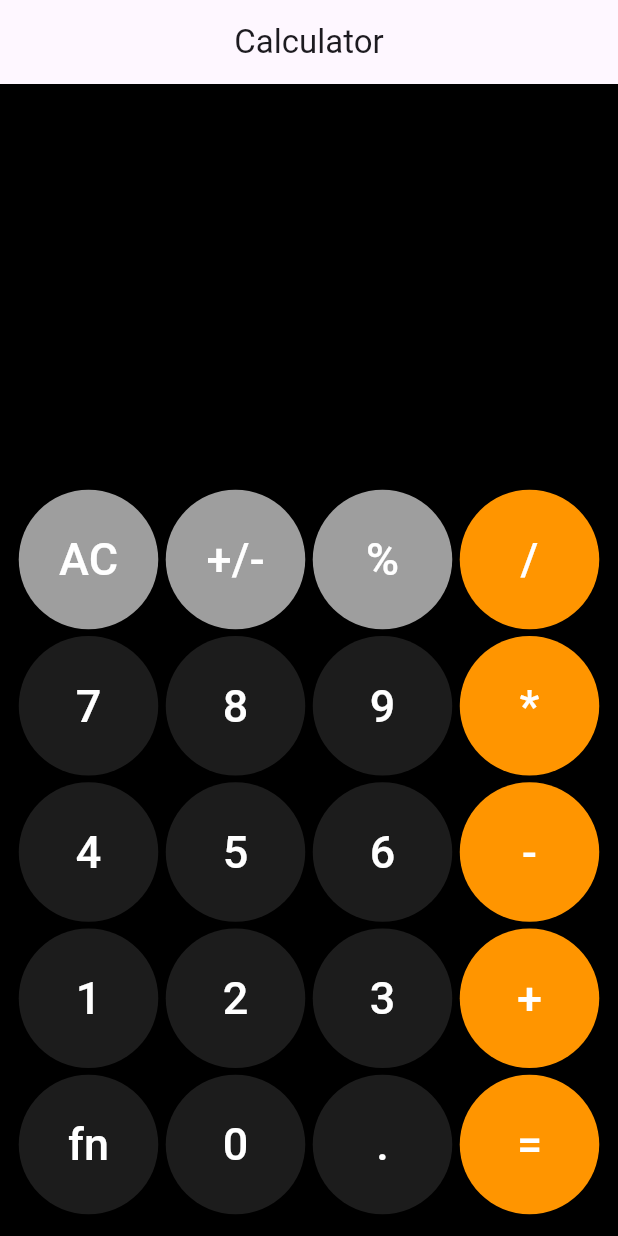
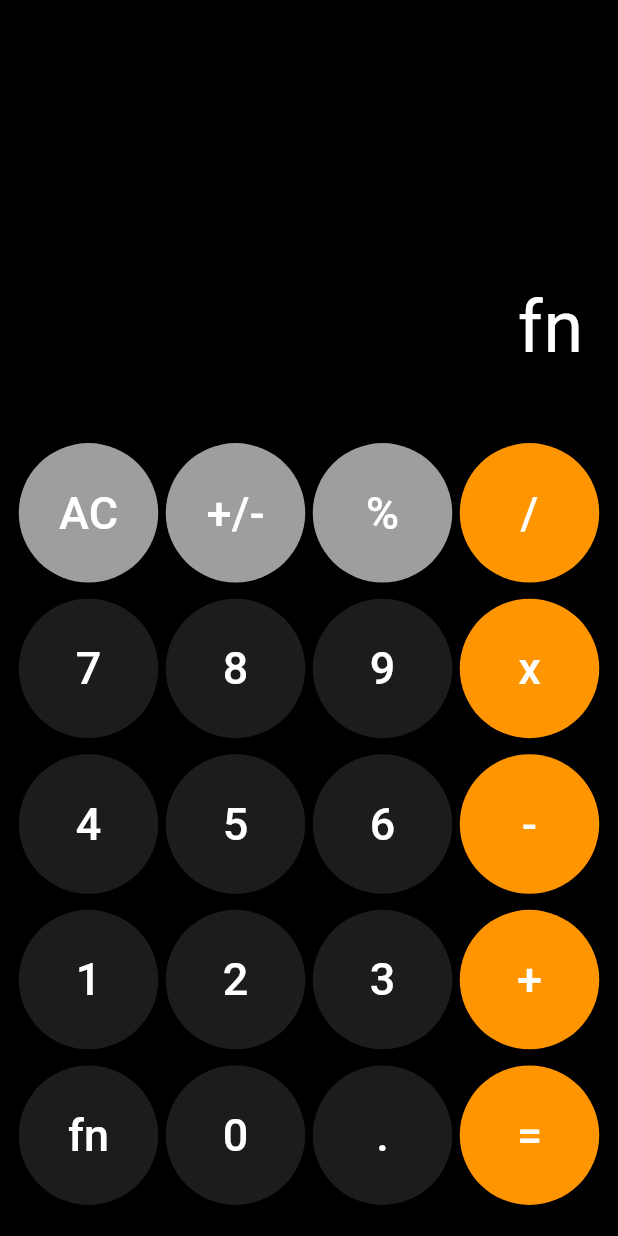
Before and after one commit to Adil-io/calculator, a Flutter app: the screen it shows after launch, after a tap on "fn", on a phone screen of 412 x 824 dp. Run offline on Flutter 3.47's test engine with Material 3 defaults, Android fonts, the phone set to English and light mode, and no system bars; our stand-ins replace math_expressions.

```diff
--- a/lib/pages/home.dart
+++ b/lib/pages/home.dart
@@ -1,72 +1,88 @@
 import 'package:calculator/widgets/button.dart';
 import 'package:flutter/material.dart';
+import 'package:math_expressions/math_expressions.dart';  // Import for expression parsing and calculation
 
-class HomePage extends StatelessWidget {
+
+class HomePage extends StatefulWidget {
   const HomePage({super.key});
+
+  @override
+  State<HomePage> createState() => _HomePageState();
+}
+
+class _HomePageState extends State<HomePage> {
+  String operand = '';
+  TextEditingController _controller = TextEditingController();
+
+  void _onButtonPresses(String value) {
+    setState(() {
+      if (value == 'AC') {
+        operand = '';
+        _controller.clear();
+      } else if (value == '=') {
+        _calculate();
+      } else {
+        operand += value;
+        _controller.text = operand;
+      }
+    });
+  }
+
+  void _calculate() {
+    try {
+      Parser p = Parser();
+      Expression exp = p.parse(operand.replaceAll('x', '*'));
+      ContextModel cm = ContextModel();
+      double eval = exp.evaluate(EvaluationType.REAL, cm);
+
+      setState(() {
+        operand = eval.toString();
+        _controller.text = operand;
+      });
+    } catch(e) {
+      setState(() {
+        operand = 'Error';
+        _controller.text = operand;
+      });
+    }
+  }
 
   @override
   Widget build(BuildContext context) {
     return Scaffold(
-      appBar: AppBar(
-        title: const Text('Calculator'),
-        centerTitle: true,
-      ),
       body: Column(
         children: [
           Expanded(
             flex: 1,
             child: Container(
+              padding: const EdgeInsets.all(20),
               color: Colors.black,
+              alignment: Alignment.bottomRight,
+              child: TextField(
+                controller: _controller,
+                readOnly: true,
+                decoration: null,
+                style: const TextStyle(
+                  color: Colors.white,
+                  fontSize: 48
+                ),
+                textAlign: TextAlign.right,
+              ),
             )
           ),
           Expanded(
             flex: 2,
             child: Container(
               color: Colors.black,
-              padding: EdgeInsets.all(10),
+              padding: const EdgeInsets.all(10),
               child: Column(
                 mainAxisAlignment: MainAxisAlignment.spaceEvenly,
                 children: [
-                  Row(
-                    children: [
-                      CalculatorButton(onPressed: (){}, content: 'AC', color: Colors.grey),
-                      CalculatorButton(onPressed: (){}, content: '+/-', color: Colors.grey),
-                      CalculatorButton(onPressed: (){}, content: '%', color: Colors.grey),
-                      CalculatorButton(onPressed: (){}, content: '/', color: Color(0xffFF9500)),
-                    ],
-                  ),
-                  Row(
-                    children: [
-                      CalculatorButton(onPressed: (){}, content: '7', color: Color(0xff1C1C1C)),
-                      CalculatorButton(onPressed: (){}, content: '8', color: Color(0xff1C1C1C)),
-                      CalculatorButton(onPressed: (){}, content: '9', color: Color(0xff1C1C1C)),
-                      CalculatorButton(onPressed: (){}, content: '*', color: Color(0xffFF9500)),
-                    ],
-                  ),
-                  Row(
-                    children: [
-                      CalculatorButton(onPressed: (){}, content: '4', color: Color(0xff1C1C1C)),
-                      CalculatorButton(onPressed: (){}, content: '5', color: Color(0xff1C1C1C)),
-                      CalculatorButton(onPressed: (){}, content: '6', color: Color(0xff1C1C1C)),
-                      CalculatorButton(onPressed: (){}, content: '-', color: Color(0xffFF9500)),
-                    ],
-                  ),
-                  Row(
-                    children: [
-                      CalculatorButton(onPressed: (){}, content: '1', color: Color(0xff1C1C1C)),
-                      CalculatorButton(onPressed: (){}, content: '2', color: Color(0xff1C1C1C)),
-                      CalculatorButton(onPressed: (){}, content: '3', color: Color(0xff1C1C1C)),
-                      CalculatorButton(onPressed: (){}, content: '+', color: Color(0xffFF9500)),
-                    ],
-                  ),
-                  Row(
-                    children: [
-                      CalculatorButton(onPressed: (){}, content: 'fn', color: Color(0xff1C1C1C)),
-                      CalculatorButton(onPressed: (){}, content: '0', color: Color(0xff1C1C1C)),
-                      CalculatorButton(onPressed: (){}, content: '.', color: Color(0xff1C1C1C)),
-                      CalculatorButton(onPressed: (){}, content: '=', color: Color(0xffFF9500)),
-                    ],
-                  ),
+                  buildButtonRow(['AC', '+/-', '%', '/']),
+                  buildButtonRow(['7', '8', '9', 'x']),
+                  buildButtonRow(['4', '5', '6', '-']),
+                  buildButtonRow(['1', '2', '3', '+']),
+                  buildButtonRow(['fn', '0', '.', '=']),
                 ],
               ),
             )
@@ -75,4 +91,28 @@ class HomePage extends StatelessWidget {
       )
     );
   }
+
+  Widget buildButtonRow(List<String> labels) {
+    return Row(
+      mainAxisAlignment: MainAxisAlignment.spaceEvenly,
+      children: labels.map((label) {
+        return CalculatorButton(
+          onPressed: () => _onButtonPresses(label),
+          content: label,
+          color: _getButtonColor(label),
+        );
+      }).toList()
+    );
+  }
+
+  Color _getButtonColor(String label) {
+    if (label == '/' || label == 'x' || label == '-' || label == '+' || label == '=') {
+      return const Color(0xffFF9500);
+    } else if (label == 'AC' || label == '+/-' || label == '%') {
+      return Colors.grey;
+    } else {
+      return const Color(0xff1C1C1C);
+    }
+  }
+
 }
--- a/pubspec.yaml
+++ b/pubspec.yaml
@@ -35,6 +35,7 @@ dependencies:
   # The following adds the Cupertino Icons font to your application.
   # Use with the CupertinoIcons class for iOS style icons.
   cupertino_icons: ^1.0.8
+  math_expressions: ^2.6.0
 
 dev_dependencies:
   flutter_test:
```
Also changed, not shown: pubspec.lock.
